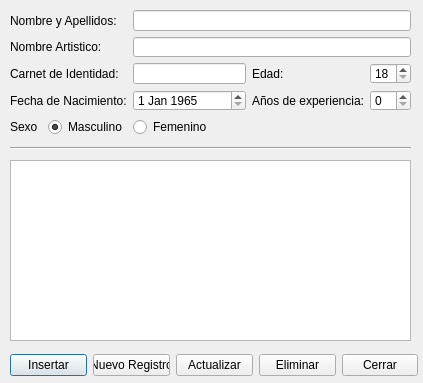
daeran84/Acuario, file vista/ui/entrenador.ui: the form before one commit.
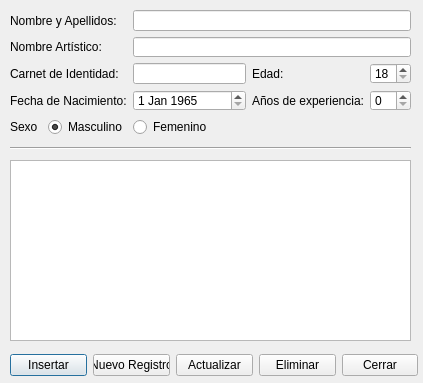
The form after the commit.

```diff
--- a/vista/ui/entrenador.ui
+++ b/vista/ui/entrenador.ui
@@ -100,7 +100,7 @@
     <item row="1" column="0" colspan="2">
      <widget class="QLabel" name="label_16">
       <property name="text">
-       <string>Nombre Artistico:</string>
+       <string>Nombre Artístico:</string>
       </property>
      </widget>
     </item>
```
